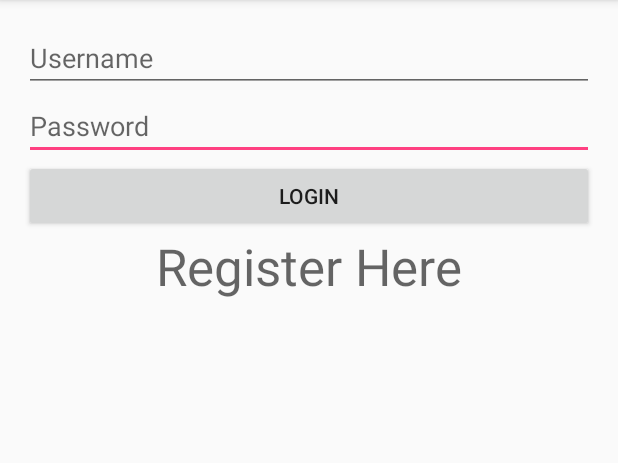
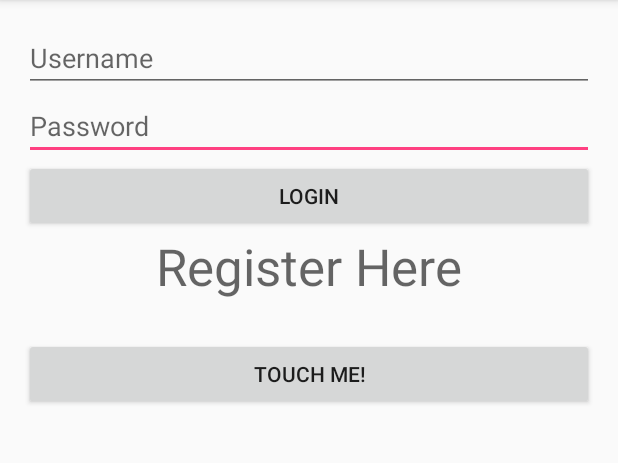
Before and after one commit to fistio/Pumpkin-Vitiuk, an Android app: the screen it shows after launch (LoginActivity), on a phone screen of 412 x 824 dp, the part 84-547 px from its top. Run offline under Robolectric (Android 15) with nearby library versions, the phone set to English and light mode, and no system bars.

Commit message:
Lesson#3

```diff
--- a/app/build.gradle
+++ b/app/build.gradle
@@ -25,5 +25,6 @@ dependencies {
         exclude group: 'com.android.support', module: 'support-annotations'
     })
     compile 'com.android.support:appcompat-v7:25.1.0'
+    compile 'com.android.support:support-v4:25.1.0'
     testCompile 'junit:junit:4.12'
 }
--- a/app/src/main/java/com/example/admin/pumpkin/LoginActivity.java
+++ b/app/src/main/java/com/example/admin/pumpkin/LoginActivity.java
@@ -11,6 +11,10 @@ import android.widget.Toast;
 
 public class LoginActivity extends AppCompatActivity {
 
+    private String TAG = "Жизненный цикл";
+    private TextView mInfoTextView;
+
+    ;
     @Override
     protected void onCreate(Bundle savedInstanceState) {
         super.onCreate(savedInstanceState);
@@ -30,10 +34,6 @@ public class LoginActivity extends AppCompatActivity {
                 {
                  Toast.makeText(getBaseContext(), "Wrong password or username, try again", Toast.LENGTH_LONG).show();
                 }
-
-
-
-
             }
 
 
@@ -45,8 +45,38 @@ public class LoginActivity extends AppCompatActivity {
                 Intent registerIntent = new Intent(LoginActivity.this, RegisterActivity.class);
                 LoginActivity.this.startActivity(registerIntent);
 
-
             }
         });
+
     }
+    protected void onStart() {
+        super.onStart();
+        Toast.makeText(getBaseContext(), "Turn id down", Toast.LENGTH_LONG).show();
+    }
+
+    protected void onRestart() {
+        super.onStart();
+        Toast.makeText(getBaseContext(), "Restart", Toast.LENGTH_LONG).show();
+    }
+    protected void onResume(){
+        super.onResume();
+        Toast.makeText(getBaseContext(), "Resume", Toast.LENGTH_LONG).show();
+    }
+
+    protected void onPause() {
+        super.onPause();
+        Toast.makeText(getBaseContext(), "Pause", Toast.LENGTH_LONG).show();
+    }
+    protected void onStop() {
+        super.onStop();
+        Toast.makeText(getBaseContext(), "Stop", Toast.LENGTH_LONG).show();
+    }
+
+    protected void onDestroy() {
+        super.onDestroy();
+        Toast.makeText(getBaseContext(), "Destroy!", Toast.LENGTH_LONG).show();
+    }
+
+
+
 }
--- a/app/src/main/java/com/example/admin/pumpkin/UserAreaActivity.java
+++ b/app/src/main/java/com/example/admin/pumpkin/UserAreaActivity.java
@@ -16,7 +16,6 @@ public class UserAreaActivity extends AppCompatActivity {
         EditText etUsername = (EditText) findViewById(R.id.etUsername);
          EditText etAge = (EditText) findViewById(R.id.etAge);
 
-        // TextView welcomeMessage = (TextView) findViewById(R.id.tvWelcomeMsg);
 
         Intent intent = getIntent();
 
@@ -29,5 +28,6 @@ public class UserAreaActivity extends AppCompatActivity {
 
 
 
+
     }
 }
--- a/app/src/main/res/layout/activity_login.xml
+++ b/app/src/main/res/layout/activity_login.xml
@@ -50,4 +50,14 @@
         android:layout_alignParentStart="true"
         android:layout_alignParentEnd="true" />
 
+    <Button
+        android:id="@+id/buttonTouchMe"
+        android:layout_width="match_parent"
+        android:layout_height="wrap_content"
+        android:onClick="onClick"
+        android:text="Touch Me!"
+        android:layout_below="@+id/tvRegisterHere"
+        android:layout_alignParentStart="true"
+        android:layout_marginTop="25dp" />
+
 </RelativeLayout>
--- a/app/src/main/res/values/strings.xml
+++ b/app/src/main/res/values/strings.xml
@@ -16,11 +16,11 @@
     <string name="reg_username">Username</string>
 
 
-
     <string name="right_name">Alex</string>
     <string name="rigth_password">1</string>
 
-
+    <!-- TODO: Remove or change this placeholder text -->
+    <string name="hello_blank_fragment">Hello blank fragment</string>
 
 
 </resources>
```
Also changed, not shown: app/src/main/java/com/example/admin/pumpkin/RegisterActivity.java (+1 -19 lines).
